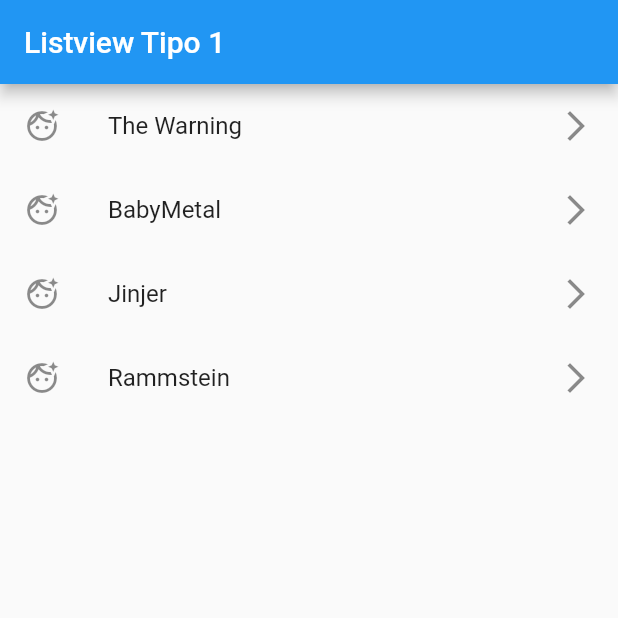
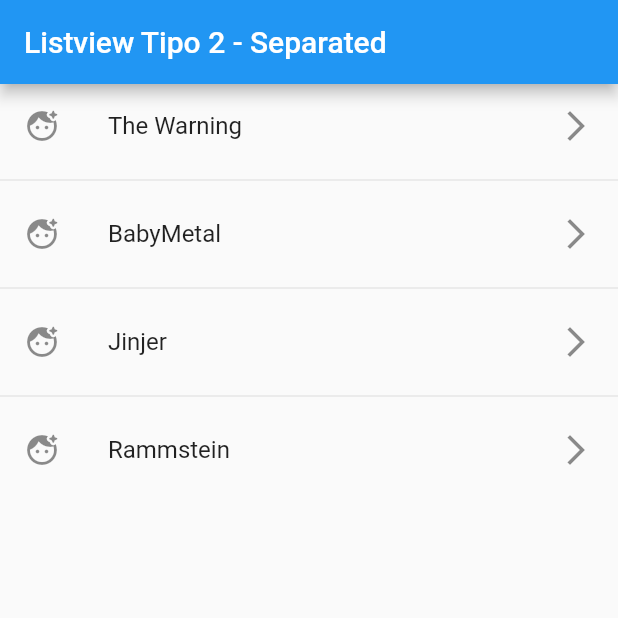
Before and after one commit to DavidCastelloBatet/fl_components_vF281, a Flutter app: the screen it shows after launch, on a phone screen of 412 x 824 dp, the top half of it. Run offline on Flutter 3.47's test engine with Material 2 defaults, Android fonts, the phone set to English and light mode, and no system bars.

Commit message:
66 Listview Builder y Separated

```diff
--- a/lib/main.dart
+++ b/lib/main.dart
@@ -1,6 +1,7 @@
 import 'package:flutter/material.dart';
 
-import 'package:fl_components/screens/listview1_screen.dart';
+//import 'package:fl_components/screens/listview1_screen.dart';
+import 'package:fl_components/screens/listview2_screen.dart';
 
 void main() => runApp(const MyApp());
 
@@ -12,7 +13,7 @@ class MyApp extends StatelessWidget {
     return const MaterialApp(
       debugShowCheckedModeBanner: false,
       title: 'Material App',
-      home: Listview1Screen(),
+      home: Listview2Screen(),
     );
   }
 }
--- a/lib/screens/listview1_screen.dart
+++ b/lib/screens/listview1_screen.dart
@@ -14,10 +14,15 @@ class Listview1Screen extends StatelessWidget {
       body: ListView(
         children: [
           ...options
-              .map((option) => ListTile(
-                    leading: const Icon(Icons.face_retouching_natural_outlined),
-                    title: Text(option),
-                    trailing: const Icon(Icons.arrow_forward_ios_outlined),
+              .map((option) => Column(
+                    children: [
+                      ListTile(
+                        leading:
+                            const Icon(Icons.face_retouching_natural_outlined),
+                        title: Text(option),
+                        trailing: const Icon(Icons.arrow_forward_ios_outlined),
+                      ),
+                    ],
                   ))
               .toList(),
         ],
--- /dev/null
+++ b/lib/screens/listview2_screen.dart
@@ -0,0 +1,25 @@
+import 'package:flutter/material.dart';
+
+class Listview2Screen extends StatelessWidget {
+  final options = const ['The Warning', 'BabyMetal', 'Jinjer', 'Rammstein'];
+
+  const Listview2Screen({Key? key}) : super(key: key);
+
+  @override
+  Widget build(BuildContext context) {
+    return Scaffold(
+      appBar: AppBar(
+        title: const Text('Listview Tipo 2 - Separated'),
+      ),
+      body: ListView.separated(
+        itemCount: options.length,
+        separatorBuilder: (_, __) => const Divider(),
+        itemBuilder: (BuildContext contex, int index) => ListTile(
+          leading: const Icon(Icons.face_retouching_natural_rounded),
+          title: Text(options[index]),
+          trailing: const Icon(Icons.arrow_forward_ios_outlined),
+        ),
+      ),
+    );
+  }
+}
```
